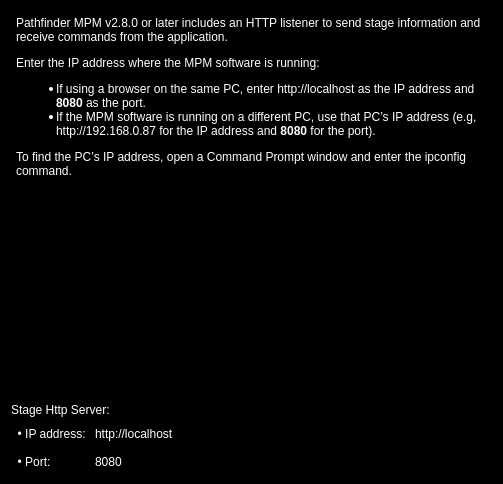
Old version of the form ui/stage_server.ui in the repository AllenNeuralDynamics/parallax.
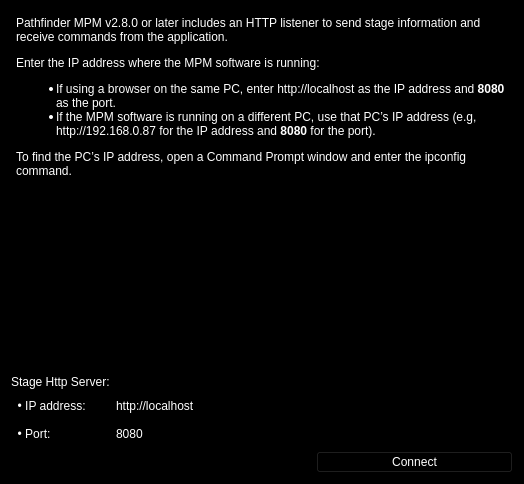
New version of the form.

Commit message: get stage server url from the UI

Diff of the .ui file:
```diff
--- a/ui/stage_server.ui
+++ b/ui/stage_server.ui
@@ -6,7 +6,7 @@
    <rect>
     <x>0</x>
     <y>0</y>
-    <width>470</width>
+    <width>471</width>
     <height>484</height>
    </rect>
   </property>
@@ -57,13 +57,6 @@
   <layout class="QGridLayout" name="gridLayout">
    <item row="0" column="0">
     <layout class="QGridLayout" name="gridLayout_server">
-     <item row="3" column="1">
-      <widget class="QLineEdit" name="lineEdit_port">
-       <property name="text">
-        <string>8080</string>
-       </property>
-      </widget>
-     </item>
      <item row="3" column="0">
       <widget class="QLabel" name="label_port">
        <property name="text">
@@ -85,7 +78,7 @@
        </property>
       </widget>
      </item>
-     <item row="0" column="0" colspan="2">
+     <item row="0" column="0" colspan="3">
       <widget class="QTextBrowser" name="textBrowser_server">
        <property name="minimumSize">
         <size>
@@ -106,7 +99,7 @@
        </property>
       </widget>
      </item>
-     <item row="2" column="1">
+     <item row="2" column="1" colspan="2">
       <widget class="QLineEdit" name="lineEdit_ip">
        <property name="minimumSize">
         <size>
@@ -119,6 +112,39 @@
        </property>
       </widget>
      </item>
+     <item row="4" column="2">
+      <widget class="QPushButton" name="pushButton">
+       <property name="maximumSize">
+        <size>
+         <width>200</width>
+         <height>16777215</height>
+        </size>
+       </property>
+       <property name="text">
+        <string>Connect</string>
+       </property>
+      </widget>
+     </item>
+     <item row="3" column="1" colspan="2">
+      <widget class="QLineEdit" name="lineEdit_port">
+       <property name="text">
+        <string>8080</string>
+       </property>
+      </widget>
+     </item>
+     <item row="4" column="0" colspan="2">
+      <spacer name="horizontalSpacer">
+       <property name="orientation">
+        <enum>Qt::Horizontal</enum>
+       </property>
+       <property name="sizeHint" stdset="0">
+        <size>
+         <width>40</width>
+         <height>20</height>
+        </size>
+       </property>
+      </spacer>
+     </item>
     </layout>
    </item>
   </layout>
```
The commit also changes 5 other files.
